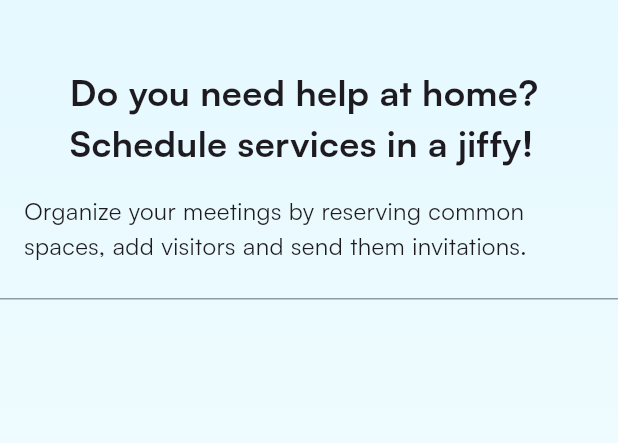
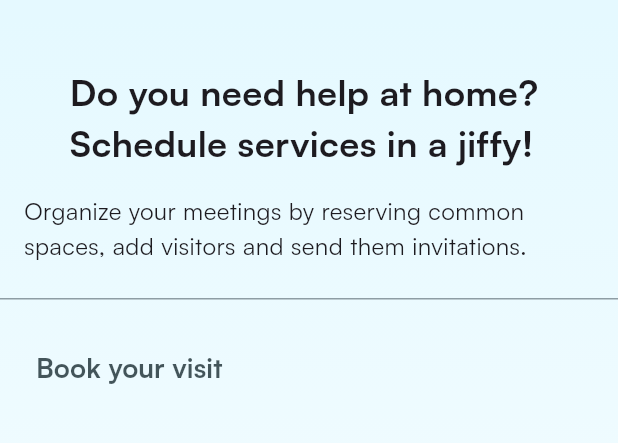
Before and after one commit to Jaime-A-Perez/EdiPro, a Flutter app: the screen it shows after launch, on a phone screen of 412 x 824 dp, the part 65-508 px from its top. Run offline on Flutter 3.47's test engine with Material 3 defaults, Android fonts, the phone set to English and light mode, and no system bars.

Commit message:
Implement SectionBook

```diff
--- a/lib/presentation/screens/sheduling_services.dart
+++ b/lib/presentation/screens/sheduling_services.dart
@@ -1,4 +1,5 @@
 import 'package:edi_pro/config/theme/app_theme.dart';
+import 'package:edi_pro/presentation/widgets/section_book.dart';
 import 'package:edi_pro/presentation/widgets/section_hero.dart';
 import 'package:flutter/material.dart';
 
@@ -48,7 +49,8 @@ class _ScrollContent extends StatelessWidget {
             Divider(
               color: dividerColor,
               height: 1,
-            )
+            ),
+            SectionBook(),
           ],
         ),
       );
```
